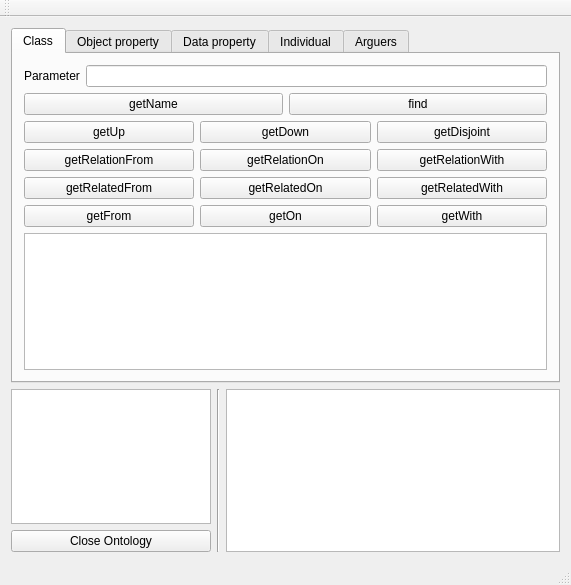
Old version of the form ui/ontologui.ui in the repository sarthou/ontologenius.
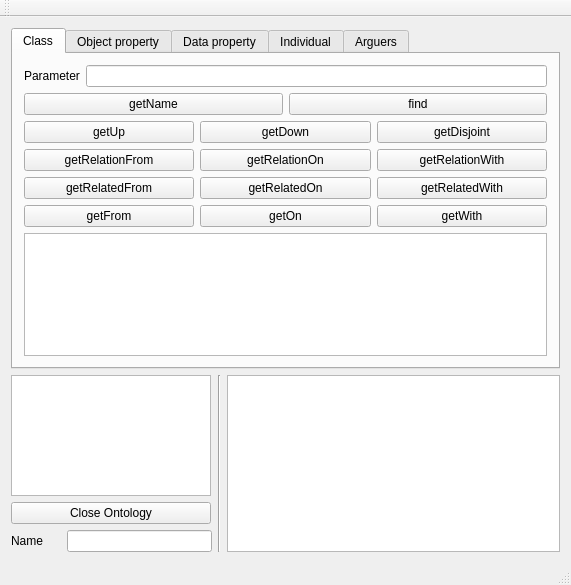
New version of the form. Custom widgets are drawn as their Qt base class.

Commit message: [UPDATE] ontology name in ontoloGUI

What changed in the file:
```diff
--- a/ui/ontologui.ui
+++ b/ui/ontologui.ui
@@ -878,6 +878,33 @@
           </property>
          </widget>
         </item>
+        <item>
+         <layout class="QHBoxLayout" name="horizontalLayout_6">
+          <item>
+           <widget class="QLabel" name="label">
+            <property name="text">
+             <string>Name</string>
+            </property>
+            <property name="maximumSize">
+             <size>
+              <width>50</width>
+              <height>16777215</height>
+             </size>
+            </property>
+           </widget>
+          </item>
+          <item>
+           <widget class="QLineEdit" name="OntologyName">
+             <property name="maximumSize">
+              <size>
+               <width>145</width>
+               <height>16777215</height>
+              </size>
+             </property>
+            </widget>
+          </item>
+         </layout>
+        </item>
        </layout>
       </item>
       <item>
```
The commit also changes 2 other files.
